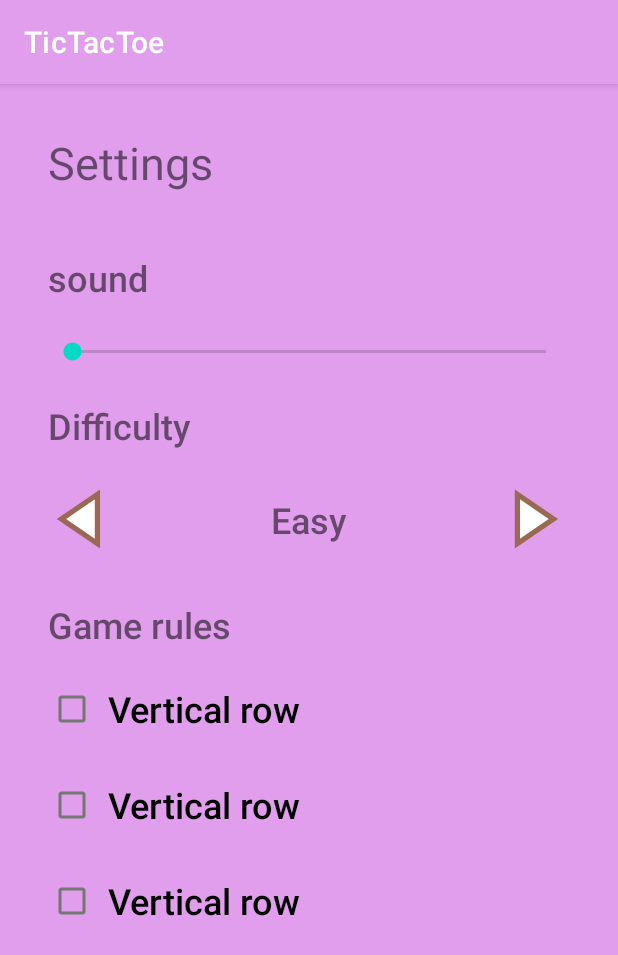
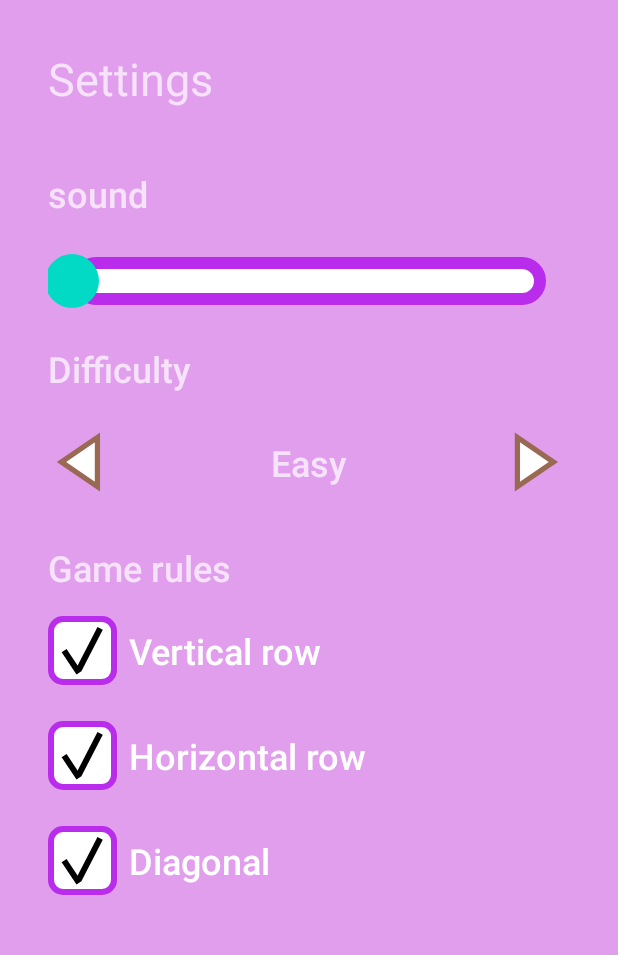
Before and after one commit to andreiRookie/TicTacToe, an Android app: the SettingsActivity screen opened directly, with no data from a screen before it, on a phone screen of 412 x 824 dp. Shown: the top 955 px of the screen. Run offline under Robolectric (Android 15) with nearby library versions, the phone set to English and light mode, and no system bars; Roboto replaces fonts that are not available here.

Commit message:
seekBar & checkBoxes got set

```diff
--- /dev/null
+++ b/app/src/main/res/drawable/ic_thumb.xml
@@ -0,0 +1,6 @@
+<?xml version="1.0" encoding="utf-8"?>
+<shape android:shape="oval"
+    xmlns:android="http://schemas.android.com/apk/res/android" >
+    <size android:width="36dp" android:height="36dp"/>
+    <solid android:color="@color/teal_200"></solid>
+</shape>
--- /dev/null
+++ b/app/src/main/res/drawable/style_checkbox.xml
@@ -0,0 +1,5 @@
+<?xml version="1.0" encoding="utf-8"?>
+<selector xmlns:android="http://schemas.android.com/apk/res/android">
+    <item android:state_checked="false" android:drawable="@drawable/style_checkbox_unchecked" ></item>
+    <item android:state_checked="true" android:drawable="@drawable/style_checkbox_checked" ></item>
+</selector>
--- /dev/null
+++ b/app/src/main/res/drawable/style_checkbox_checked.xml
@@ -0,0 +1,23 @@
+<?xml version="1.0" encoding="utf-8"?>
+<layer-list xmlns:android="http://schemas.android.com/apk/res/android">
+    <item>
+        <shape android:shape="rectangle">
+            <size android:height="46dp" android:width="46dp"></size>
+            <solid android:color="@color/white"></solid>
+            <stroke
+                android:width="4dp"
+                android:color="@color/violet_500" />
+            <corners android:radius="8dp" />
+        </shape>
+
+    </item>
+
+    <item
+        android:drawable="@drawable/ic_check_24"
+        android:gravity="center"
+        android:width="36dp"
+        android:height="36dp">
+    </item>
+
+
+</layer-list>
--- /dev/null
+++ b/app/src/main/res/drawable/style_checkbox_unchecked.xml
@@ -0,0 +1,11 @@
+<?xml version="1.0" encoding="utf-8"?>
+
+<shape android:shape="rectangle"
+    xmlns:android="http://schemas.android.com/apk/res/android">
+    <size android:height="46dp" android:width="46dp"></size>
+    <solid android:color="@color/white"></solid>
+    <stroke
+        android:width="4dp"
+        android:color="@color/violet_500" />
+    <corners android:radius="8dp" />
+</shape>
--- /dev/null
+++ b/app/src/main/res/drawable/style_seekbar.xml
@@ -0,0 +1,7 @@
+<?xml version="1.0" encoding="utf-8"?>
+<layer-list xmlns:android="http://schemas.android.com/apk/res/android">
+    <item android:drawable="@drawable/style_seekbar_empty"></item>
+    <item>
+        <clip android:drawable="@drawable/style_seekbar_progress"></clip>
+    </item>
+</layer-list>
--- /dev/null
+++ b/app/src/main/res/drawable/style_seekbar_empty.xml
@@ -0,0 +1,7 @@
+<?xml version="1.0" encoding="utf-8"?>
+<shape android:shape="rectangle"
+    xmlns:android="http://schemas.android.com/apk/res/android">
+    <corners android:radius="16dp"></corners>
+    <stroke android:width="8dp" android:color="@color/violet_500"></stroke>
+    <solid android:color="@color/white"></solid>
+</shape>
--- /dev/null
+++ b/app/src/main/res/drawable/style_seekbar_progress.xml
@@ -0,0 +1,12 @@
+<?xml version="1.0" encoding="utf-8"?>
+<shape android:shape="rectangle"
+    xmlns:android="http://schemas.android.com/apk/res/android">
+    <corners android:radius="16dp"></corners>
+    <gradient android:startColor="@color/green"
+        android:centerColor="@color/yellow"
+        android:endColor="@color/red"
+        android:angle="360"></gradient>
+    <stroke android:width="8dp" android:color="@color/violet_500"></stroke>
+
+
+</shape>
--- a/app/src/main/res/layout/activity_settings.xml
+++ b/app/src/main/res/layout/activity_settings.xml
@@ -54,11 +54,14 @@
         android:layout_marginStart="32dp"
         android:layout_marginEnd="32dp"
         android:layout_marginTop="24dp"
+
+        android:progressDrawable="@drawable/style_seekbar"
+        android:thumb="@drawable/ic_thumb"
+        android:splitTrack="false"
+
         app:layout_constraintStart_toStartOf="parent"
         app:layout_constraintEnd_toEndOf="parent"
-        app:layout_constraintTop_toBottomOf="@id/sound_textView"
-
-        />
+        app:layout_constraintTop_toBottomOf="@id/sound_textView"/>
 
     <TextView
         android:id="@+id/difficulty_textView"
@@ -113,6 +116,8 @@
         android:fontFamily="@font/roboto_medium"
         android:paddingLeft="8dp"
         android:text="Vertical row"
+        android:checked="true"
+        android:button="@drawable/style_checkbox"
         android:textColor="@android:color/secondary_text_material_light"
         android:textSize="24sp"
         app:layout_constraintStart_toStartOf="parent"
@@ -123,10 +128,12 @@
         android:layout_width="wrap_content"
         android:layout_height="wrap_content"
         android:layout_marginStart="32dp"
-        android:layout_marginTop="16dp"
+        android:layout_marginTop="24dp"
         android:fontFamily="@font/roboto_medium"
         android:paddingLeft="8dp"
-        android:text="Vertical row"
+        android:text="Horizontal row"
+        android:checked="true"
+        android:button="@drawable/style_checkbox"
         android:textColor="@android:color/secondary_text_material_light"
         android:textSize="24sp"
         app:layout_constraintStart_toStartOf="parent"
@@ -137,10 +144,12 @@
         android:layout_width="wrap_content"
         android:layout_height="wrap_content"
         android:layout_marginStart="32dp"
-        android:layout_marginTop="16dp"
+        android:layout_marginTop="24dp"
         android:fontFamily="@font/roboto_medium"
         android:paddingLeft="8dp"
-        android:text="Vertical row"
+        android:text="Diagonal"
+        android:checked="true"
+        android:button="@drawable/style_checkbox"
         android:textColor="@android:color/secondary_text_material_light"
         android:textSize="24sp"
         app:layout_constraintStart_toStartOf="parent"
--- a/app/src/main/res/values-night/themes.xml
+++ b/app/src/main/res/values-night/themes.xml
@@ -7,7 +7,7 @@
         <item name="colorOnPrimary">@color/black</item>
         <!-- Secondary brand color. -->
         <item name="colorSecondary">@color/teal_200</item>
-        <item name="colorSecondaryVariant">@color/teal_200</item>
+        <item name="colorSecondaryVariant">@color/teal_700</item>
         <item name="colorOnSecondary">@color/black</item>
         <!-- Status bar color. -->
         <item name="android:statusBarColor">?attr/colorPrimaryVariant</item>
--- a/app/src/main/res/values/colors.xml
+++ b/app/src/main/res/values/colors.xml
@@ -1,10 +1,13 @@
 <?xml version="1.0" encoding="utf-8"?>
 <resources>
     <color name="pink_200">#E19EED</color>
-    <color name="violet_500">#8D08BD</color>
+    <color name="violet_500">#B92CEC</color>
 <!--    <color name="purple_700">#FF3700B3</color>-->
     <color name="teal_200">#FF03DAC5</color>
     <color name="teal_700">#FF018786</color>
     <color name="black">#FF000000</color>
     <color name="white">#FFFFFFFF</color>
+    <color name="red">#D60000</color>
+    <color name="yellow">#D6B900</color>
+    <color name="green">#0DD806</color>
 </resources>
--- a/app/src/main/res/values/themes.xml
+++ b/app/src/main/res/values/themes.xml
@@ -1,6 +1,6 @@
 <resources xmlns:tools="http://schemas.android.com/tools">
     <!-- Base application theme. -->
-    <style name="Theme.TicTacToe" parent="Theme.MaterialComponents.DayNight.DarkActionBar">
+    <style name="Theme.TicTacToe" parent="Theme.Design.NoActionBar">
         <!-- Primary brand color. -->
         <item name="colorPrimary">@color/pink_200</item>
         <item name="colorPrimaryVariant">@color/violet_500</item>
```
